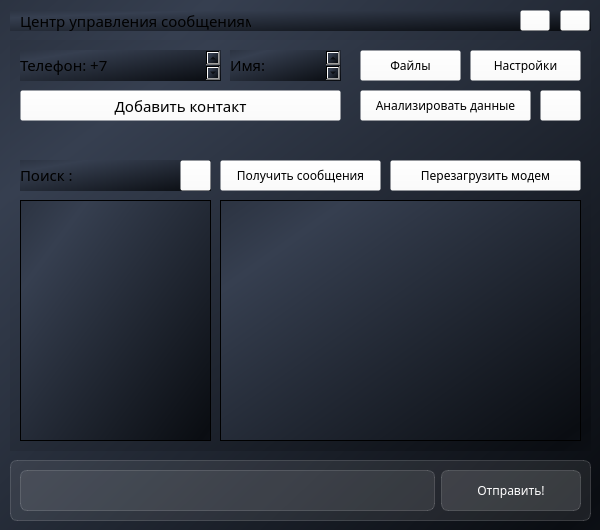
vlkardakov/SmsToolsWithPySide, file main.ui: the form before one commit.
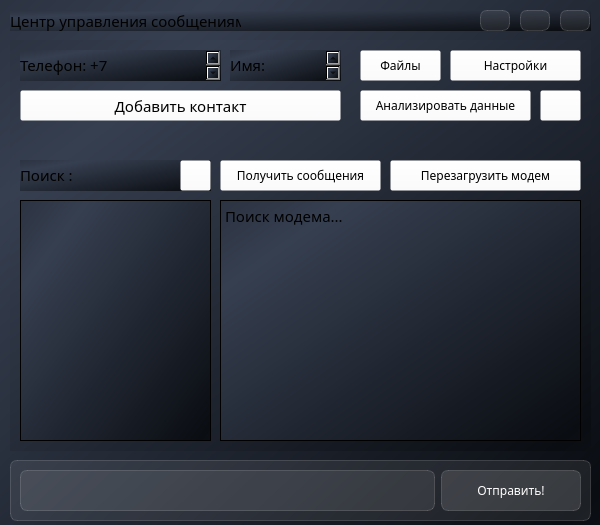
The form after the commit. Icons and pictures are not drawn.

The edit to the form file:
```diff
--- a/main.ui
+++ b/main.ui
@@ -7,7 +7,7 @@
     <x>0</x>
     <y>0</y>
     <width>600</width>
-    <height>530</height>
+    <height>525</height>
    </rect>
   </property>
   <property name="minimumSize">
@@ -72,35 +72,35 @@
 background-color: rgba(255,255,255,80);
 }</string>
     </property>
-    <widget class="QTextEdit" name="name">
-     <property name="geometry">
-      <rect>
-       <x>100</x>
-       <y>10</y>
-       <width>111</width>
-       <height>31</height>
-      </rect>
-     </property>
-     <property name="styleSheet">
-      <string notr="true">background-color: rgba(255,255,255,0);
-border: 1px solid rgba(255,255,255,0);
-border-radius: 7;
-font: 11pt;</string>
-     </property>
-     <property name="html">
-      <string>&lt;!DOCTYPE HTML PUBLIC &quot;-//W3C//DTD HTML 4.0//EN&quot; &quot;http://www.w3.org/TR/REC-html40/strict.dtd&quot;&gt;
-&lt;html&gt;&lt;head&gt;&lt;meta name=&quot;qrichtext&quot; content=&quot;1&quot; /&gt;&lt;meta charset=&quot;utf-8&quot; /&gt;&lt;style type=&quot;text/css&quot;&gt;
-p, li { white-space: pre-wrap; }
-hr { height: 1px; border-width: 0; }
-li.unchecked::marker { content: &quot;\2610&quot;; }
-li.checked::marker { content: &quot;\2612&quot;; }
-&lt;/style&gt;&lt;/head&gt;&lt;body style=&quot; font-family:'Grammatica'; font-size:11pt; font-weight:400; font-style:normal;&quot;&gt;
-&lt;p style=&quot;-qt-paragraph-type:empty; margin-top:0px; margin-bottom:0px; margin-left:0px; margin-right:0px; -qt-block-indent:0; text-indent:0px; font-family:'Gramatica';&quot;&gt;&lt;br /&gt;&lt;/p&gt;&lt;/body&gt;&lt;/html&gt;</string>
-     </property>
-    </widget>
     <widget class="QTextEdit" name="number">
      <property name="geometry">
       <rect>
+       <x>100</x>
+       <y>10</y>
+       <width>111</width>
+       <height>31</height>
+      </rect>
+     </property>
+     <property name="styleSheet">
+      <string notr="true">background-color: rgba(255,255,255,0);
+border: 1px solid rgba(255,255,255,0);
+border-radius: 7;
+font: 11pt;</string>
+     </property>
+     <property name="html">
+      <string>&lt;!DOCTYPE HTML PUBLIC &quot;-//W3C//DTD HTML 4.0//EN&quot; &quot;http://www.w3.org/TR/REC-html40/strict.dtd&quot;&gt;
+&lt;html&gt;&lt;head&gt;&lt;meta name=&quot;qrichtext&quot; content=&quot;1&quot; /&gt;&lt;meta charset=&quot;utf-8&quot; /&gt;&lt;style type=&quot;text/css&quot;&gt;
+p, li { white-space: pre-wrap; }
+hr { height: 1px; border-width: 0; }
+li.unchecked::marker { content: &quot;\2610&quot;; }
+li.checked::marker { content: &quot;\2612&quot;; }
+&lt;/style&gt;&lt;/head&gt;&lt;body style=&quot; font-family:'Grammatica'; font-size:11pt; font-weight:400; font-style:normal;&quot;&gt;
+&lt;p style=&quot;-qt-paragraph-type:empty; margin-top:0px; margin-bottom:0px; margin-left:0px; margin-right:0px; -qt-block-indent:0; text-indent:0px; font-family:'Gramatica';&quot;&gt;&lt;br /&gt;&lt;/p&gt;&lt;/body&gt;&lt;/html&gt;</string>
+     </property>
+    </widget>
+    <widget class="QTextEdit" name="name">
+     <property name="geometry">
+      <rect>
        <x>260</x>
        <y>10</y>
        <width>71</width>
@@ -267,15 +267,15 @@
 li.unchecked::marker { content: &quot;\2610&quot;; }
 li.checked::marker { content: &quot;\2612&quot;; }
 &lt;/style&gt;&lt;/head&gt;&lt;body style=&quot; font-family:'Grammatica'; font-size:11pt; font-weight:400; font-style:normal;&quot;&gt;
-&lt;p style=&quot;-qt-paragraph-type:empty; margin-top:0px; margin-bottom:0px; margin-left:0px; margin-right:0px; -qt-block-indent:0; text-indent:0px;&quot;&gt;&lt;br /&gt;&lt;/p&gt;&lt;/body&gt;&lt;/html&gt;</string>
+&lt;p style=&quot; margin-top:0px; margin-bottom:0px; margin-left:0px; margin-right:0px; -qt-block-indent:0; text-indent:0px;&quot;&gt;Поиск модема...&lt;/p&gt;&lt;/body&gt;&lt;/html&gt;</string>
      </property>
     </widget>
     <widget class="QPushButton" name="settings">
      <property name="geometry">
       <rect>
-       <x>460</x>
+       <x>440</x>
        <y>10</y>
-       <width>111</width>
+       <width>131</width>
        <height>31</height>
       </rect>
      </property>
@@ -305,7 +305,7 @@
       <rect>
        <x>350</x>
        <y>10</y>
-       <width>101</width>
+       <width>81</width>
        <height>31</height>
       </rect>
      </property>
@@ -567,6 +567,8 @@
      </property>
      <property name="styleSheet">
       <string notr="true">QPushButton {
+border: 1px solid rgba(255,255,255,40);
+border-radius: 7;
 background-color: rgba(255,255,255,20);
 }
 
@@ -597,6 +599,8 @@
      </property>
      <property name="styleSheet">
       <string notr="true">QPushButton {
+border: 1px solid rgba(255,255,255,40);
+border-radius: 7;
 background-color: rgba(255,255,255,20);
 }
 
@@ -619,7 +623,7 @@
     <widget class="QLabel" name="labeltitle">
      <property name="geometry">
       <rect>
-       <x>10</x>
+       <x>0</x>
        <y>0</y>
        <width>231</width>
        <height>21</height>
@@ -633,6 +637,38 @@
       <string>&lt;html&gt;&lt;head/&gt;&lt;body&gt;&lt;p&gt;&lt;span style=&quot; font-size:11pt;&quot;&gt;Центр управления сообщениями&lt;/span&gt;&lt;/p&gt;&lt;/body&gt;&lt;/html&gt;</string>
      </property>
     </widget>
+    <widget class="QPushButton" name="rerunButton">
+     <property name="geometry">
+      <rect>
+       <x>470</x>
+       <y>0</y>
+       <width>30</width>
+       <height>21</height>
+      </rect>
+     </property>
+     <property name="styleSheet">
+      <string notr="true">QPushButton {
+border: 1px solid rgba(255,255,255,40);
+border-radius: 7;
+background-color: rgba(255,255,255,20);
+}
+
+QPushButton:hover {
+background-color: rgba(30,255,30,80);
+}
+
+QPushButton:pressed {
+background-color: rgba(255,255,255,80);
+}</string>
+     </property>
+     <property name="text">
+      <string/>
+     </property>
+     <property name="icon">
+      <iconset>
+       <normaloff>icons/restart.svg</normaloff>icons/restart.svg</iconset>
+     </property>
+    </widget>
    </widget>
   </widget>
  </widget>
```
Left out of the diff: 92 changed lines with no effect on the pictures.
